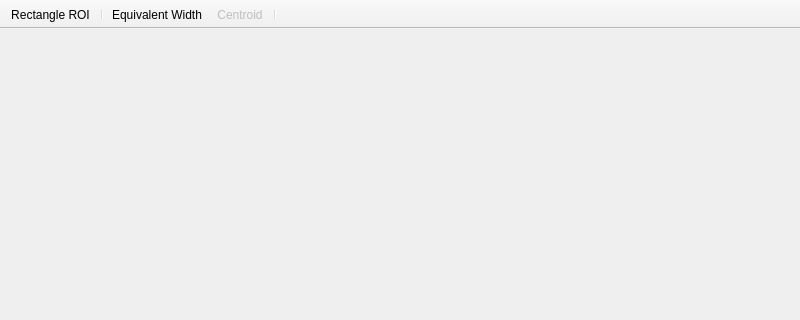
Qt form specviz/ui/qt/uic/source/plotsubwindow.ui (astropy/specutils) before a commit; both pictures show x 0 to 800 and y 0 to 320 of the 800 by 600 pixel window.
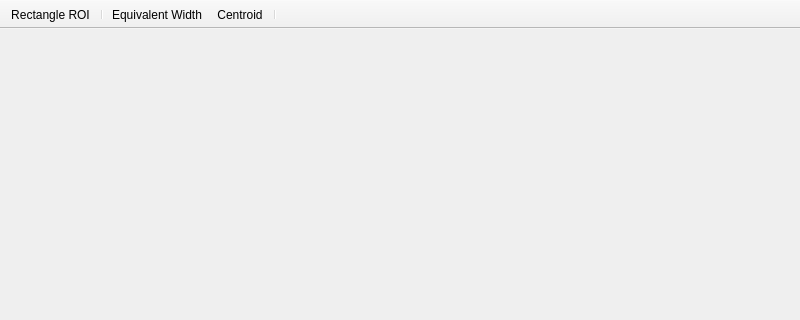
The same form after that commit. Icons and pictures are not drawn.

```diff
--- a/specviz/ui/qt/uic/source/plotsubwindow.ui
+++ b/specviz/ui/qt/uic/source/plotsubwindow.ui
@@ -74,7 +74,7 @@
   </action>
   <action name="actionCentroid">
    <property name="enabled">
-    <bool>false</bool>
+    <bool>true</bool>
    </property>
    <property name="icon">
     <iconset resource="icon_resource.qrc">
```
